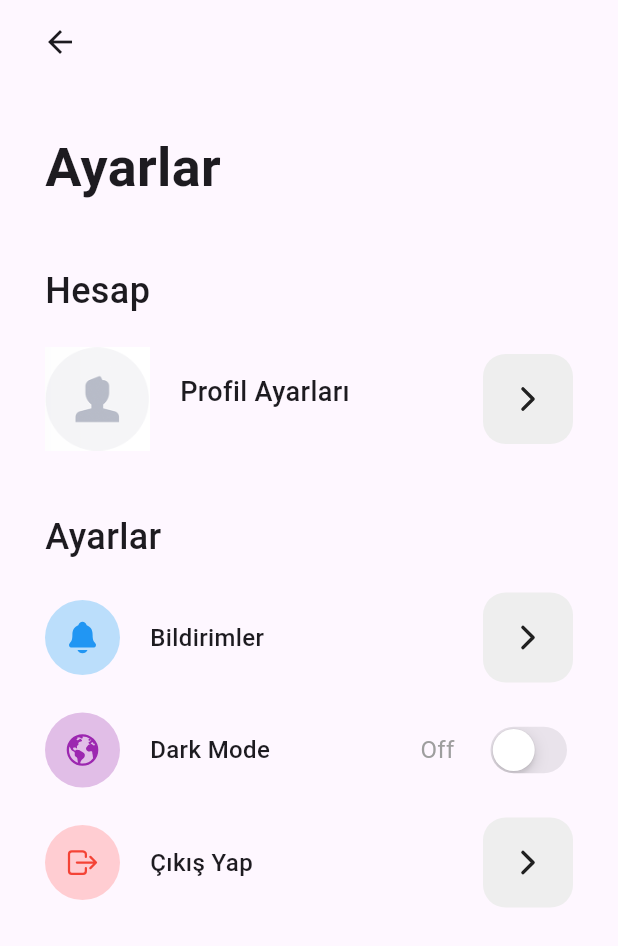
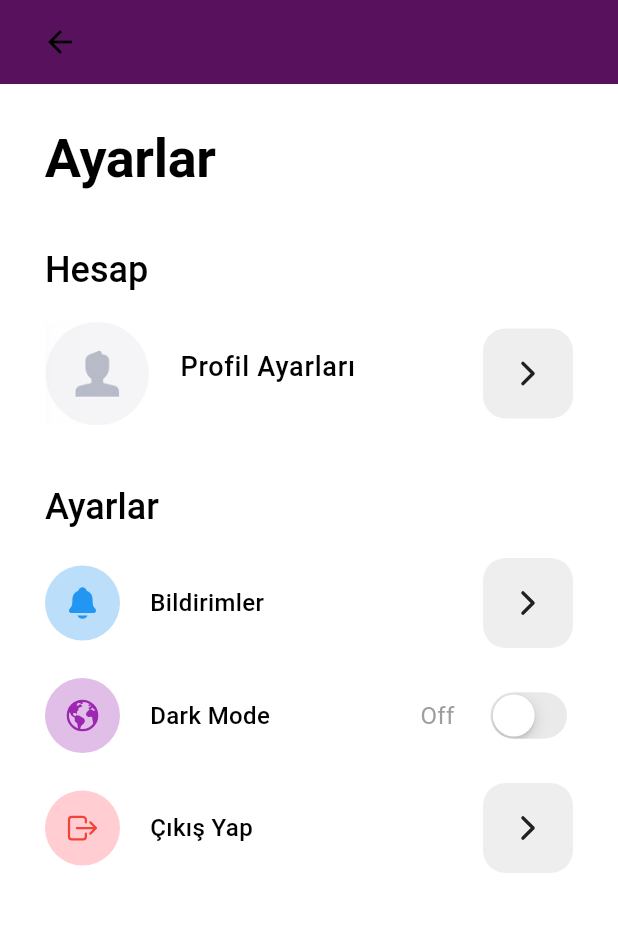
Before and after one commit to kamahivari/QR-Interaction-SNet, a Flutter app: the screen it shows once a user with an empty profile is signed in, after a tap on "AYARLAR", on a phone screen of 412 x 824 dp. Shown: the top 946 px of the screen. Run offline on Flutter 3.47's test engine with Material 3 defaults, Android fonts, the phone set to English and light mode, and no system bars; our stand-ins replace cloud_firestore, firebase_auth, firebase_core, ionicons, qr_flutter, share; missing offline and left inert: qr_code_scanner; accounts and stored records are empty.

Commit message:
dark mode eklendi

```diff
--- a/flutter_application_1/lib/account_screen.dart
+++ b/flutter_application_1/lib/account_screen.dart
@@ -1,34 +1,32 @@
-
-
+import 'package:flutter/material.dart';
+import 'package:ionicons/ionicons.dart';
+import 'package:provider/provider.dart';
 import 'package:flutter_application_1/edit_screen.dart';
 import 'package:flutter_application_1/home_page.dart';
 import 'package:flutter_application_1/login_view.dart';
 import 'package:flutter_application_1/widgets/forward_button.dart';
 import 'package:flutter_application_1/widgets/setting_item.dart';
 import 'package:flutter_application_1/widgets/setting_switch.dart';
-import 'package:flutter/material.dart';
-import 'package:ionicons/ionicons.dart';
-import 'package:provider/provider.dart';
-
-import 'services/auth_service.dart';
+import 'package:flutter_application_1/services/auth_service.dart';
+import 'package:flutter_application_1/themes/theme_provider.dart';
 
 class AccountScreen extends StatefulWidget {
   const AccountScreen({super.key});
-
 
   @override
   State<AccountScreen> createState() => _AccountScreenState();
 }
 
 class _AccountScreenState extends State<AccountScreen> {
-  bool isDarkMode = false;
-
   @override
   Widget build(BuildContext context) {
-     final authService = Provider.of<AuthService>(context);
+    final authService = Provider.of<AuthService>(context);
+    final themeProvider = Provider.of<ThemeProvider>(context);
+    final textTheme = Theme.of(context).textTheme;
+
     return Scaffold(
       appBar: AppBar(
-
+        backgroundColor: Theme.of(context).colorScheme.primary,
         leadingWidth: 80,
       ),
       body: SingleChildScrollView(
@@ -37,20 +35,16 @@ class _AccountScreenState extends State<AccountScreen> {
           child: Column(
             crossAxisAlignment: CrossAxisAlignment.start,
             children: [
-              const Text(
+              Text(
                 "Ayarlar",
-                style: TextStyle(
-                  fontSize: 36,
-                  fontWeight: FontWeight.bold,
-                ),
+                style: textTheme.headline1
+                    ?.copyWith(fontSize: 36, fontWeight: FontWeight.bold),
               ),
               const SizedBox(height: 40),
-              const Text(
+              Text(
                 "Hesap",
-                style: TextStyle(
-                  fontSize: 24,
-                  fontWeight: FontWeight.w500,
-                ),
+                style: textTheme.headline2
+                    ?.copyWith(fontSize: 24, fontWeight: FontWeight.w500),
               ),
               const SizedBox(height: 20),
               SizedBox(
@@ -60,17 +54,15 @@ class _AccountScreenState extends State<AccountScreen> {
                     Image.asset("assets/images/avatar.png",
                         width: 70, height: 70),
                     const SizedBox(width: 20),
-                    const Column(
+                    Column(
                       crossAxisAlignment: CrossAxisAlignment.start,
                       children: [
                         Text(
                           "Profil Ayarları",
-                          style: TextStyle(
-                            fontSize: 18,
-                            fontWeight: FontWeight.w500,
-                          ),
+                          style: textTheme.bodyText1?.copyWith(
+                              fontSize: 18, fontWeight: FontWeight.w500),
                         ),
-                        SizedBox(height: 10),
+                        const SizedBox(height: 10),
                       ],
                     ),
                     const Spacer(),
@@ -88,12 +80,10 @@ class _AccountScreenState extends State<AccountScreen> {
                 ),
               ),
               const SizedBox(height: 40),
-              const Text(
+              Text(
                 "Ayarlar",
-                style: TextStyle(
-                  fontSize: 24,
-                  fontWeight: FontWeight.w500,
-                ),
+                style: textTheme.headline2
+                    ?.copyWith(fontSize: 24, fontWeight: FontWeight.w500),
               ),
               const SizedBox(height: 20),
               SettingItem(
@@ -109,11 +99,9 @@ class _AccountScreenState extends State<AccountScreen> {
                 icon: Ionicons.earth,
                 bgColor: Colors.purple.shade100,
                 iconColor: Colors.purple,
-                value: isDarkMode,
+                value: themeProvider.isDarkMode,
                 onTap: (value) {
-                  setState(() {
-                    isDarkMode = value;
-                  });
+                  themeProvider.toggleTheme();
                 },
               ),
               const SizedBox(height: 20),
@@ -122,13 +110,10 @@ class _AccountScreenState extends State<AccountScreen> {
                 icon: Ionicons.log_out_outline,
                 bgColor: Colors.red.shade100,
                 iconColor: Colors.red,
-                onTap: ()
-
-                   async {
-              await authService.signOut();
-
-
-                  }),
+                onTap: () async {
+                  await authService.signOut();
+                },
+              ),
             ],
           ),
         ),
--- a/flutter_application_1/lib/home_page.dart
+++ b/flutter_application_1/lib/home_page.dart
@@ -4,7 +4,6 @@ import 'package:flutter/services.dart';
 import 'package:cloud_firestore/cloud_firestore.dart';
 import 'package:firebase_auth/firebase_auth.dart';
 import 'package:flutter_application_1/account_screen.dart';
-
 import 'package:flutter_application_1/chats_screen.dart';
 import 'package:flutter_application_1/home_view.dart';
 import 'package:flutter_application_1/label_detail_view.dart';
@@ -28,7 +27,10 @@ class _MyHomePageState extends State<MyHomePage> {
         padding: EdgeInsets.zero,
         children: [
           FutureBuilder<DocumentSnapshot>(
-            future: _firestore.collection('users').doc(_auth.currentUser!.uid).get(),
+            future: _firestore
+                .collection('users')
+                .doc(_auth.currentUser!.uid)
+                .get(),
             builder: (context, snapshot) {
               if (snapshot.connectionState == ConnectionState.waiting) {
                 return Container(
@@ -58,7 +60,7 @@ class _MyHomePageState extends State<MyHomePage> {
 
               return Container(
                 decoration: BoxDecoration(
-                  color: Theme.of(context).primaryColor,
+                  color: Theme.of(context).colorScheme.primary,
                   borderRadius: const BorderRadius.only(
                     bottomRight: Radius.circular(50),
                   ),
@@ -66,39 +68,54 @@ class _MyHomePageState extends State<MyHomePage> {
                 child: Column(
                   children: [
                     const SizedBox(height: 50),
-                    ListTile(
-                      contentPadding: const EdgeInsets.symmetric(horizontal: 30),
-                      title: Text('Merhaba $userName!',
+                    Container(
+                      decoration: BoxDecoration(
+                        color: Theme.of(context)
+                            .colorScheme
+                            .primary, // Burada arka plan rengini temadan alıyoruz
+                        borderRadius: const BorderRadius.only(
+                          bottomRight: Radius.circular(50),
+                        ),
+                      ),
+                      child: ListTile(
+                        contentPadding:
+                            const EdgeInsets.symmetric(horizontal: 30),
+                        title: Text(
+                          'Merhaba $userName!',
                           style: Theme.of(context)
                               .textTheme
                               .headlineSmall
-                              ?.copyWith(color: Colors.white)),
+                              ?.copyWith(color: Colors.white),
+                        ),
                         subtitle: Text(
                           'Kaybolmasından korktuğun eşyaların bizimle güvende',
                           style: Theme.of(context)
                               .textTheme
                               .titleMedium
-                              ?.copyWith(color: Colors.white54)),
+                              ?.copyWith(color: Colors.white54),
+                        ),
                         trailing: const CircleAvatar(
                           radius: 30,
-                        backgroundImage: AssetImage('assets/images/avatar.png'),
+                          backgroundImage:
+                              AssetImage('assets/images/avatar.png'),
                         ),
                       ),
-
-                    const SizedBox(height: 30)
+                    ),
+                    const SizedBox(height: 30),
                   ],
                 ),
               );
             },
           ),
           Container(
-            color: Theme.of(context).primaryColor,
+            color: Theme.of(context).colorScheme.primary,
             child: Container(
               padding: const EdgeInsets.symmetric(horizontal: 30),
-              decoration: const BoxDecoration(
-                  color: Colors.white,
+              decoration: BoxDecoration(
+                color: Theme.of(context).colorScheme.background,
                 borderRadius:
-                      BorderRadius.only(topLeft: Radius.circular(200))),
+                    const BorderRadius.only(topLeft: Radius.circular(200)),
+              ),
               child: GridView.count(
                 shrinkWrap: true,
                 physics: const NeverScrollableScrollPhysics(),
@@ -106,8 +123,9 @@ class _MyHomePageState extends State<MyHomePage> {
                 crossAxisSpacing: 40,
                 mainAxisSpacing: 30,
                 children: [
-                  itemDashboard('sQR Etiketlerim', CupertinoIcons.tag_solid,
-                      Colors.teal, () {
+                  itemDashboard(
+                      'sQR Etiketlerim', CupertinoIcons.tag_solid, Colors.teal,
+                      () {
                     Navigator.of(context).push(
                       MaterialPageRoute(
                         builder: (context) => HomeView(),
@@ -122,55 +140,62 @@ class _MyHomePageState extends State<MyHomePage> {
                     );
                     print('QR okut tıklandı');
                   }),
-                  itemDashboard(
-                      'Profil ', CupertinoIcons.person, Colors.orange, () {
+                  itemDashboard('Profil', CupertinoIcons.person, Colors.orange,
+                      () {
                     print('Profil tıklandı');
                   }),
                   itemDashboard(
-                      'mesaj ', CupertinoIcons.chat_bubble_2, Colors.brown, () {
+                      'Mesaj', CupertinoIcons.chat_bubble_2, Colors.brown, () {
                     Navigator.of(context).push(
                       MaterialPageRoute(builder: (context) => ChatScreen()),
                     );
                     print('Mesaj tıklandı');
                   }),
-                  itemDashboard(
-                      'Ayarlar ', CupertinoIcons.settings, Colors.grey, () {
+                  itemDashboard('Ayarlar', CupertinoIcons.settings, Colors.grey,
+                      () {
                     Navigator.of(context).push(
                       MaterialPageRoute(builder: (context) => AccountScreen()),
                     );
                     print('Ayarlar tıklandı');
                   }),
                   itemDashboard(
-                      'Yardım ', CupertinoIcons.heart_circle, Colors.red, () {
+                      'Yardım', CupertinoIcons.heart_circle, Colors.red, () {
                     print('Yardım tıklandı');
                   }),
-                  itemDashboard('Hakkımızda', CupertinoIcons.question_circle,
-                      Colors.blue, () {
+                  itemDashboard(
+                      'Hakkımızda', CupertinoIcons.question_circle, Colors.blue,
+                      () {
                     print('Hakkımızda tıklandı');
                   }),
                 ],
               ),
             ),
           ),
-          const SizedBox(height: 20)
+          const SizedBox(height: 20),
         ],
       ),
     );
   }
 
-  itemDashboard(String title, IconData iconData, Color background, VoidCallback onTap) => GestureDetector(
+  Widget itemDashboard(
+      String title, IconData iconData, Color background, VoidCallback onTap) {
+    return GestureDetector(
       onTap: onTap,
       child: Container(
         decoration: BoxDecoration(
-              color: Colors.white,
+          color: Theme.of(context)
+              .colorScheme
+              .surface, // Arka plan rengi temadan alınır
           borderRadius: BorderRadius.circular(10),
           boxShadow: [
             BoxShadow(
               offset: const Offset(0, 5),
               color: Theme.of(context).primaryColor.withOpacity(.2),
               spreadRadius: 2,
-                    blurRadius: 5)
-              ]),
+              blurRadius: 5,
+            ),
+          ],
+        ),
         child: Column(
           mainAxisAlignment: MainAxisAlignment.center,
           children: [
@@ -180,12 +205,16 @@ class _MyHomePageState extends State<MyHomePage> {
                 color: background,
                 shape: BoxShape.circle,
               ),
-                  child: Icon(iconData, color: Colors.white)),
+              child: Icon(iconData, color: Colors.white),
+            ),
             const SizedBox(height: 8),
-              Text(title.toUpperCase(),
-                  style: Theme.of(context).textTheme.titleMedium)
+            Text(
+              title.toUpperCase(),
+              style: Theme.of(context).textTheme.titleMedium,
+            ),
           ],
         ),
       ),
     );
   }
+}
--- a/flutter_application_1/lib/main.dart
+++ b/flutter_application_1/lib/main.dart
@@ -3,11 +3,13 @@ import 'package:firebase_core/firebase_core.dart';
 import 'package:flutter/material.dart';
 import 'package:flutter_application_1/account_screen.dart';
 import 'package:flutter_application_1/home_page.dart';
-
 import 'package:provider/provider.dart';
 import 'services/auth_service.dart';
 import 'home_view.dart';
 import 'login_view.dart';
+import 'themes/theme_provider.dart';
+import 'themes/dark_mode.dart';
+import 'themes/light_mode.dart';
 
 void main() async {
   WidgetsFlutterBinding.ensureInitialized();
@@ -21,13 +23,21 @@ class MyApp extends StatelessWidget {
     return MultiProvider(
       providers: [
         ChangeNotifierProvider(create: (_) => AuthService()),
+        ChangeNotifierProvider(
+            create: (_) => ThemeProvider()), // ThemeProvider'ı ekleyin
       ],
-      child: MaterialApp(
-        theme:ThemeData(
-           primaryColor:  const Color.fromRGBO(0, 180, 255, 1),
-           secondaryHeaderColor: Color.fromARGB(255, 177, 177, 177),
-        ),
-        home: AuthWrapper(),
+      child: Consumer<ThemeProvider>(
+        // ThemeProvider'ı dinleyen bir Consumer ekleyin
+        builder: (context, themeProvider, child) {
+          return MaterialApp(
+            title: 'Flutter Demo',
+            theme: lightMode,
+            darkTheme: darkMode,
+            themeMode:
+                themeProvider.isDarkMode ? ThemeMode.dark : ThemeMode.light,
+            home: AuthWrapper(),
+          );
+        },
       ),
     );
   }
--- /dev/null
+++ b/flutter_application_1/lib/themes/dark_mode.dart
@@ -0,0 +1,12 @@
+import 'package:flutter/material.dart';
+
+ThemeData darkMode = ThemeData(
+  colorScheme: ColorScheme.dark(
+    background: Color.fromARGB(255, 125, 119, 119),
+    primary: Color.fromARGB(255, 48, 26, 56),
+    secondary: Colors.grey.shade700,
+    tertiary: Color.fromARGB(255, 59, 61, 88),
+    surface: Color.fromARGB(255, 82, 3, 74), // itemDashboard arka plan rengi
+    inversePrimary: Colors.grey.shade300,
+  ),
+);
--- /dev/null
+++ b/flutter_application_1/lib/themes/light_mode.dart
@@ -0,0 +1,12 @@
+import 'package:flutter/material.dart';
+
+ThemeData lightMode = ThemeData(
+  colorScheme: ColorScheme.light(
+    background: Colors.grey.shade300,
+    primary: Color.fromARGB(255, 88, 18, 93),
+    secondary: Colors.grey.shade200,
+    tertiary: Colors.white,
+    surface: Colors.white, // itemDashboard arka plan rengi
+    inversePrimary: Colors.grey.shade900,
+  ),
+);
--- /dev/null
+++ b/flutter_application_1/lib/themes/theme_provider.dart
@@ -0,0 +1,23 @@
+import 'package:flutter/material.dart';
+import 'dark_mode.dart';
+import 'light_mode.dart';
+
+class ThemeProvider extends ChangeNotifier {
+  ThemeData _themeData = lightMode;
+
+  ThemeData get themeData => _themeData;
+  bool get isDarkMode => _themeData == darkMode;
+
+  set themeData(ThemeData themeData) {
+    _themeData = themeData;
+    notifyListeners();
+  }
+
+  void toggleTheme() {
+    if (_themeData == lightMode) {
+      themeData = darkMode;
+    } else {
+      themeData = lightMode;
+    }
+  }
+}
```
Also changed, not shown: flutter_application_1/lib/chats_screen.dart (+22 -6 lines), flutter_application_1/lib/home_view.dart (+15 -6 lines), flutter_application_1/lib/qr_scanner_view.dart (+5 -2 lines). Lines whose indentation alone changed are shown as unchanged.
